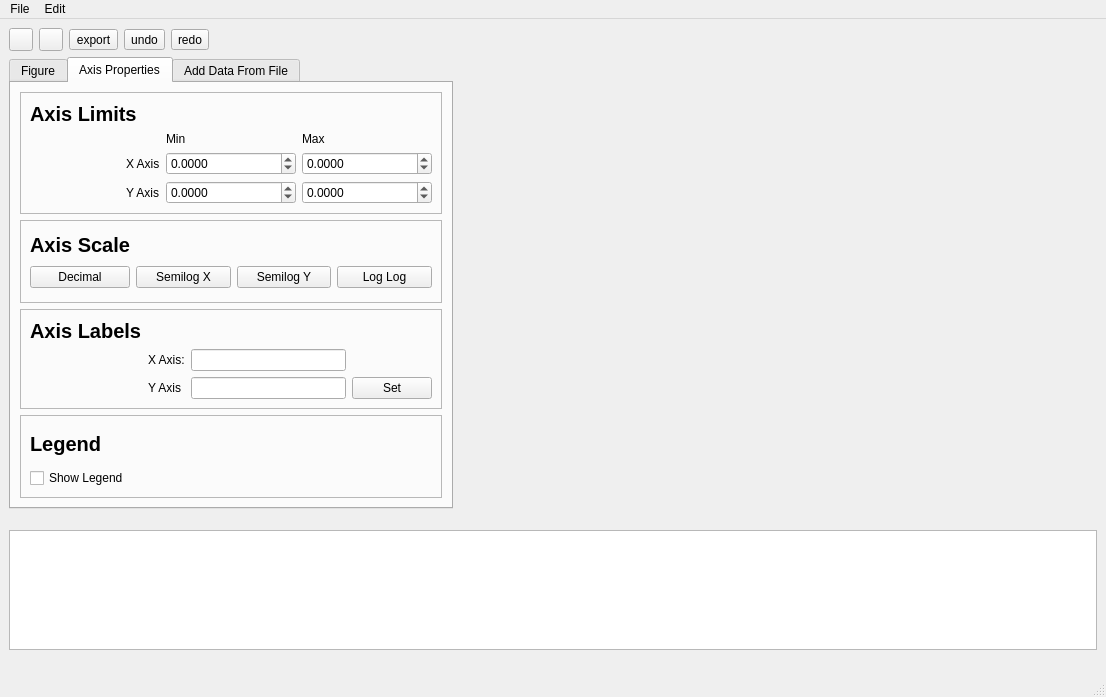
Old version of the form ui/plotter.ui in the repository hadrianmontes/Plotter2.
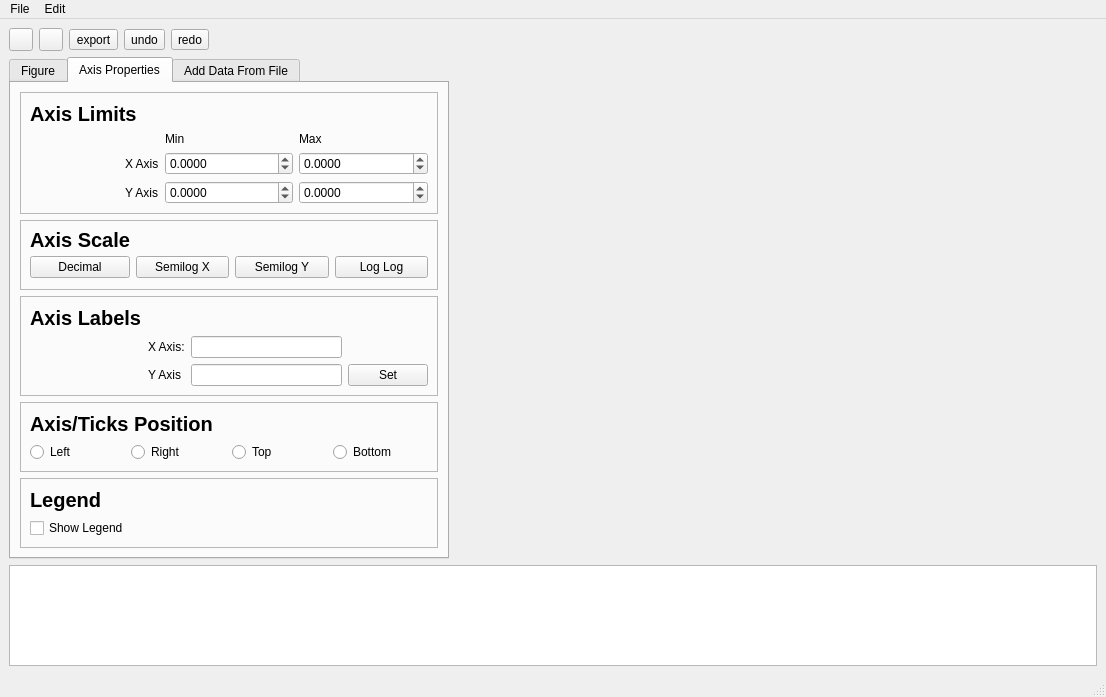
New version of the form. The open tabs and pages were chosen to show the change. Icons and pictures are not drawn.

Commit message: Corrected an error with a label and added elements to move the ticks

The edit to the form file:
```diff
--- a/ui/plotter.ui
+++ b/ui/plotter.ui
@@ -155,7 +155,7 @@
          </size>
         </property>
         <property name="currentIndex">
-         <number>0</number>
+         <number>1</number>
         </property>
         <widget class="QWidget" name="figure_tab">
          <attribute name="title">
@@ -223,7 +223,7 @@
                 <item>
                  <widget class="QLabel" name="label_19">
                   <property name="text">
-                   <string>Number of columns:</string>
+                   <string>Number of rows:</string>
                   </property>
                  </widget>
                 </item>
@@ -243,7 +243,7 @@
                 <item>
                  <widget class="QLabel" name="label_20">
                   <property name="text">
-                   <string>Number of rows:</string>
+                   <string>Number of columns</string>
                   </property>
                  </widget>
                 </item>
@@ -581,7 +581,7 @@
             </layout>
            </widget>
           </item>
-          <item row="3" column="0" colspan="2">
+          <item row="4" column="0" colspan="2">
            <widget class="QFrame" name="frame_8">
             <property name="frameShape">
              <enum>QFrame::StyledPanel</enum>
@@ -614,6 +614,60 @@
             </layout>
            </widget>
           </item>
+          <item row="3" column="0" colspan="2">
+           <widget class="QFrame" name="frame_9">
+            <property name="frameShape">
+             <enum>QFrame::StyledPanel</enum>
+            </property>
+            <property name="frameShadow">
+             <enum>QFrame::Raised</enum>
+            </property>
+            <layout class="QGridLayout" name="gridLayout_15">
+             <item row="1" column="0">
+              <widget class="QRadioButton" name="left_pos_radio">
+               <property name="text">
+                <string>Left</string>
+               </property>
+              </widget>
+             </item>
+             <item row="1" column="1">
+              <widget class="QRadioButton" name="right_pos_radio">
+               <property name="text">
+                <string>Right</string>
+               </property>
+              </widget>
+             </item>
+             <item row="1" column="2">
+              <widget class="QRadioButton" name="top_pos_radio">
+               <property name="text">
+                <string>Top</string>
+               </property>
+              </widget>
+             </item>
+             <item row="1" column="3">
+              <widget class="QRadioButton" name="bottom_pos_radio">
+               <property name="text">
+                <string>Bottom</string>
+               </property>
+              </widget>
+             </item>
+             <item row="0" column="0" colspan="4">
+              <widget class="QLabel" name="label_28">
+               <property name="font">
+                <font>
+                 <pointsize>15</pointsize>
+                 <weight>75</weight>
+                 <bold>true</bold>
+                </font>
+               </property>
+               <property name="text">
+                <string>Axis/Ticks Position</string>
+               </property>
+              </widget>
+             </item>
+            </layout>
+           </widget>
+          </item>
          </layout>
         </widget>
         <widget class="QWidget" name="add_data_tab">
```
The commit also changes 1 other file.
